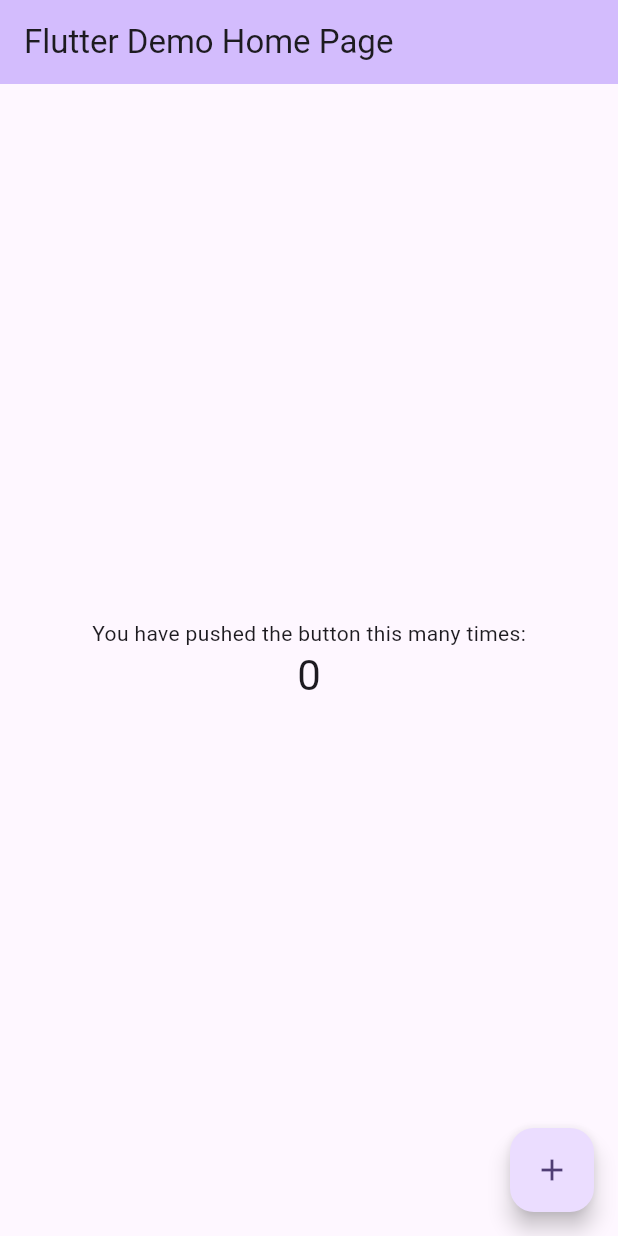
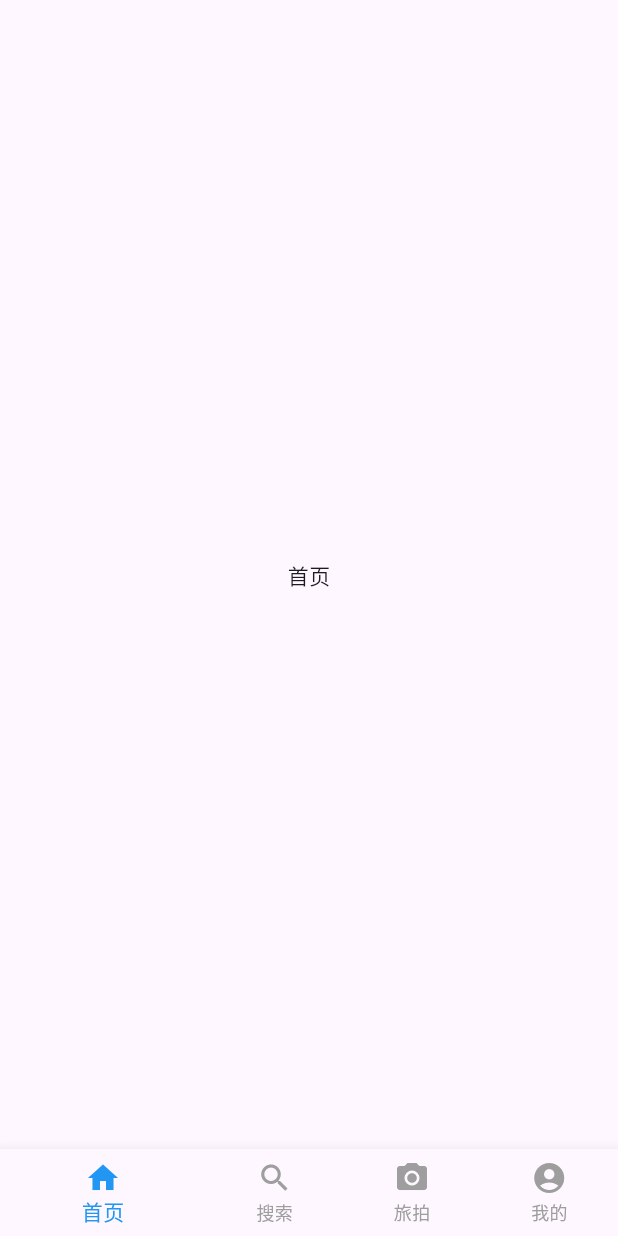
Before and after one commit to yejuntian/studyflutter, a Flutter app: the screen it shows after launch, on a phone screen of 412 x 824 dp. Run offline on Flutter 3.47's test engine with Material 3 defaults, Android fonts, the phone set to English and light mode, and no system bars.

Commit message:
[Feature] 完成首页框架的搭建

```diff
--- a/lib/main.dart
+++ b/lib/main.dart
@@ -1,4 +1,5 @@
 import 'package:flutter/material.dart';
+import 'package:studyflutter/navigator/TabNavigator.dart';
 
 void main() {
   runApp(const MyApp());
@@ -10,116 +11,9 @@ class MyApp extends StatelessWidget {
   // This widget is the root of your application.
   @override
   Widget build(BuildContext context) {
-    return MaterialApp(
-      title: 'Flutter Demo',
-      theme: ThemeData(
-        // This is the theme of your application.
-        //
-        // TRY THIS: Try running your application with "flutter run". You'll see
-        // the application has a purple toolbar. Then, without quitting the app,
-        // try changing the seedColor in the colorScheme below to Colors.green
-        // and then invoke "hot reload" (save your changes or press the "hot
-        // reload" button in a Flutter-supported IDE, or press "r" if you used
-        // the command line to start the app).
-        //
-        // Notice that the counter didn't reset back to zero; the application
-        // state is not lost during the reload. To reset the state, use hot
-        // restart instead.
-        //
-        // This works for code too, not just values: Most code changes can be
-        // tested with just a hot reload.
-        colorScheme: ColorScheme.fromSeed(seedColor: Colors.deepPurple),
-        useMaterial3: true,
-      ),
-      home: const MyHomePage(title: 'Flutter Demo Home Page'),
+    return const MaterialApp(
+      title: 'Flutter之旅',
+      home: TabNavigator(),
     );
   }
 }
-
-class MyHomePage extends StatefulWidget {
-  const MyHomePage({super.key, required this.title});
-
-  // This widget is the home page of your application. It is stateful, meaning
-  // that it has a State object (defined below) that contains fields that affect
-  // how it looks.
-
-  // This class is the configuration for the state. It holds the values (in this
-  // case the title) provided by the parent (in this case the App widget) and
-  // used by the build method of the State. Fields in a Widget subclass are
-  // always marked "final".
-
-  final String title;
-
-  @override
-  State<MyHomePage> createState() => _MyHomePageState();
-}
-
-class _MyHomePageState extends State<MyHomePage> {
-  int _counter = 0;
-
-  void _incrementCounter() {
-    setState(() {
-      // This call to setState tells the Flutter framework that something has
-      // changed in this State, which causes it to rerun the build method below
-      // so that the display can reflect the updated values. If we changed
-      // _counter without calling setState(), then the build method would not be
-      // called again, and so nothing would appear to happen.
-      _counter++;
-    });
-  }
-
-  @override
-  Widget build(BuildContext context) {
-    // This method is rerun every time setState is called, for instance as done
-    // by the _incrementCounter method above.
-    //
-    // The Flutter framework has been optimized to make rerunning build methods
-    // fast, so that you can just rebuild anything that needs updating rather
-    // than having to individually change instances of widgets.
-    return Scaffold(
-      appBar: AppBar(
-        // TRY THIS: Try changing the color here to a specific color (to
-        // Colors.amber, perhaps?) and trigger a hot reload to see the AppBar
-        // change color while the other colors stay the same.
-        backgroundColor: Theme.of(context).colorScheme.inversePrimary,
-        // Here we take the value from the MyHomePage object that was created by
-        // the App.build method, and use it to set our appbar title.
-        title: Text(widget.title),
-      ),
-      body: Center(
-        // Center is a layout widget. It takes a single child and positions it
-        // in the middle of the parent.
-        child: Column(
-          // Column is also a layout widget. It takes a list of children and
-          // arranges them vertically. By default, it sizes itself to fit its
-          // children horizontally, and tries to be as tall as its parent.
-          //
-          // Column has various properties to control how it sizes itself and
-          // how it positions its children. Here we use mainAxisAlignment to
-          // center the children vertically; the main axis here is the vertical
-          // axis because Columns are vertical (the cross axis would be
-          // horizontal).
-          //
-          // TRY THIS: Invoke "debug painting" (choose the "Toggle Debug Paint"
-          // action in the IDE, or press "p" in the console), to see the
-          // wireframe for each widget.
-          mainAxisAlignment: MainAxisAlignment.center,
-          children: <Widget>[
-            const Text(
-              'You have pushed the button this many times:',
-            ),
-            Text(
-              '$_counter',
-              style: Theme.of(context).textTheme.headlineMedium,
-            ),
-          ],
-        ),
-      ),
-      floatingActionButton: FloatingActionButton(
-        onPressed: _incrementCounter,
-        tooltip: 'Increment',
-        child: const Icon(Icons.add),
-      ), // This trailing comma makes auto-formatting nicer for build methods.
-    );
-  }
-}
--- /dev/null
+++ b/lib/navigator/TabNavigator.dart
@@ -0,0 +1,78 @@
+import 'package:flutter/material.dart';
+
+import '../pages/HomePage.dart';
+import '../pages/MyPage.dart';
+import '../pages/SearchPage.dart';
+import '../pages/TravelPage.dart';
+
+class TabNavigator extends StatefulWidget {
+  const TabNavigator({super.key});
+
+  @override
+  State<TabNavigator> createState() => _TabNavigatorState();
+}
+
+class _TabNavigatorState extends State<TabNavigator> {
+  final _defaultColor = Colors.grey;
+  final _activeColor = Colors.blue;
+  var _currentIndex = 0;
+
+  final PageController _controller = PageController(initialPage: 0);
+
+  @override
+  Widget build(BuildContext context) {
+    return Scaffold(
+      body: PageView(
+        onPageChanged: (pageIndex) {
+          setState(() {
+            _currentIndex = pageIndex;
+          });
+        },
+        controller: _controller,
+        children: const [
+          HomePage(),
+          SearchPage(),
+          TravelPage(),
+          MyPage(),
+        ],
+      ),
+      bottomNavigationBar: BottomNavigationBar(
+        onTap: (currentPage) {
+          _controller.jumpToPage(currentPage);
+          setState(() {
+            _currentIndex = currentPage;
+          });
+        },
+        currentIndex: _currentIndex,
+        //显示选中标题
+        showSelectedLabels: true,
+        //显示未选中标题
+        showUnselectedLabels: true,
+        selectedFontSize: 14,
+        unselectedFontSize: 12,
+        selectedItemColor: _activeColor,
+        unselectedItemColor: _defaultColor,
+        items: [
+          _bottomItem('首页', Icons.home),
+          _bottomItem('搜索', Icons.search),
+          _bottomItem('旅拍', Icons.camera_alt),
+          _bottomItem('我的', Icons.account_circle),
+        ],
+      ),
+    );
+  }
+
+  _bottomItem(String title, IconData icon) {
+    return BottomNavigationBarItem(
+      label: title,
+      icon: Icon(
+        icon,
+        color: _defaultColor,
+      ),
+      activeIcon: Icon(
+        icon,
+        color: _activeColor,
+      ),
+    );
+  }
+}
--- /dev/null
+++ b/lib/pages/HomePage.dart
@@ -0,0 +1,17 @@
+import 'package:flutter/material.dart';
+
+class HomePage extends StatefulWidget {
+  const HomePage({super.key});
+
+  @override
+  State<HomePage> createState() => _HomePageState();
+}
+
+class _HomePageState extends State<HomePage> {
+  @override
+  Widget build(BuildContext context) {
+    return Center(
+      child: Text("首页"),
+    );
+  }
+}
```
Also changed, not shown: lib/pages/MyPage.dart (added, +17 -0 lines), lib/pages/SearchPage.dart (added, +17 -0 lines), lib/pages/TravelPage.dart (added, +17 -0 lines).
